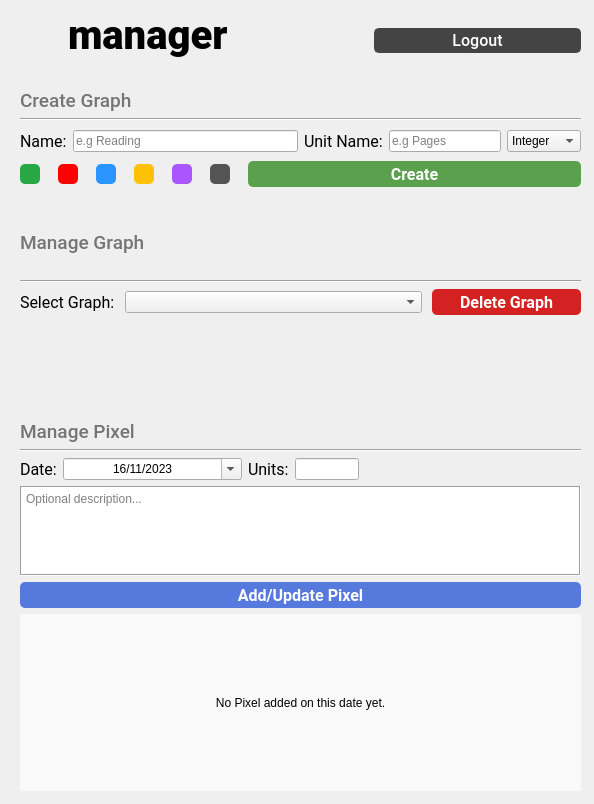
Old version of the form Pixela-Manager-Qt_v001.ui in the repository sfbarts/Pixela-Manager.
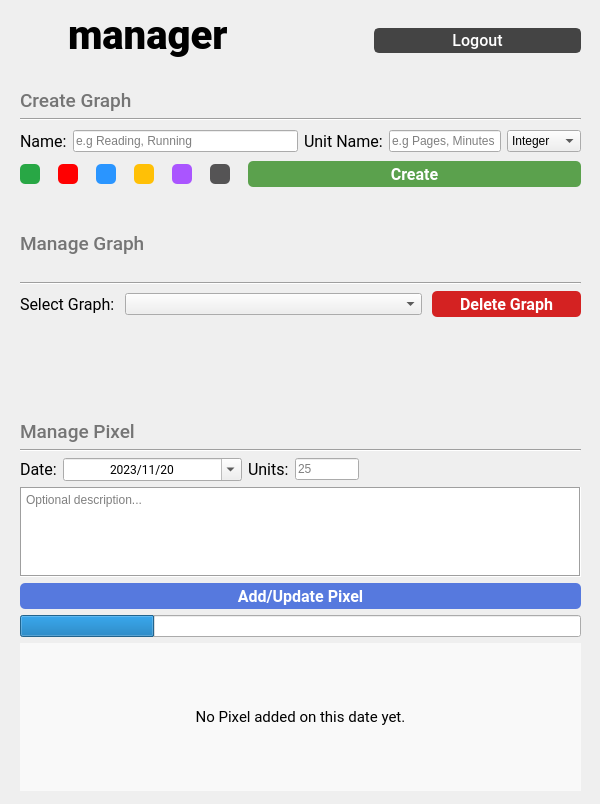
New version of the form. Icons and pictures are not drawn.

```diff
--- a/Pixela-Manager-Qt_v001.ui
+++ b/Pixela-Manager-Qt_v001.ui
@@ -6,7 +6,7 @@
    <rect>
     <x>0</x>
     <y>0</y>
-    <width>594</width>
+    <width>600</width>
     <height>804</height>
    </rect>
   </property>
@@ -16,9 +16,15 @@
     <verstretch>0</verstretch>
    </sizepolicy>
   </property>
+  <property name="minimumSize">
+   <size>
+    <width>600</width>
+    <height>804</height>
+   </size>
+  </property>
   <property name="maximumSize">
    <size>
-    <width>594</width>
+    <width>600</width>
     <height>804</height>
    </size>
   </property>
@@ -112,6 +118,17 @@
               <verstretch>0</verstretch>
              </sizepolicy>
             </property>
+            <property name="minimumSize">
+             <size>
+              <width>172</width>
+              <height>0</height>
+             </size>
+            </property>
+            <property name="font">
+             <font>
+              <family>Roboto</family>
+             </font>
+            </property>
             <property name="wrapping">
              <bool>false</bool>
             </property>
@@ -119,7 +136,7 @@
              <set>Qt::AlignCenter</set>
             </property>
             <property name="buttonSymbols">
-             <enum>QAbstractSpinBox::UpDownArrows</enum>
+             <enum>QAbstractSpinBox::PlusMinus</enum>
             </property>
             <property name="dateTime">
              <datetime>
@@ -128,15 +145,48 @@
               <second>0</second>
               <year>2023</year>
               <month>11</month>
-              <day>16</day>
+              <day>20</day>
              </datetime>
             </property>
+            <property name="maximumDateTime">
+             <datetime>
+              <hour>23</hour>
+              <minute>59</minute>
+              <second>59</second>
+              <year>2051</year>
+              <month>1</month>
+              <day>1</day>
+             </datetime>
+            </property>
+            <property name="minimumDateTime">
+             <datetime>
+              <hour>0</hour>
+              <minute>0</minute>
+              <second>0</second>
+              <year>1996</year>
+              <month>1</month>
+              <day>1</day>
+             </datetime>
+            </property>
+            <property name="currentSection">
+             <enum>QDateTimeEdit::YearSection</enum>
+            </property>
             <property name="displayFormat">
-             <string>dd/MM/yyyy</string>
+             <string>yyyy/MM/dd</string>
             </property>
             <property name="calendarPopup">
              <bool>true</bool>
             </property>
+            <property name="timeSpec">
+             <enum>Qt::UTC</enum>
+            </property>
+            <property name="date">
+             <date>
+              <year>2023</year>
+              <month>11</month>
+              <day>20</day>
+             </date>
+            </property>
            </widget>
           </item>
          </layout>
@@ -157,7 +207,14 @@
            </widget>
           </item>
           <item>
-           <widget class="QLineEdit" name="pixel_units_input"/>
+           <widget class="QLineEdit" name="pixel_units_input">
+            <property name="toolTip">
+             <string>Number depending on the unit name you selected.</string>
+            </property>
+            <property name="placeholderText">
+             <string>25</string>
+            </property>
+           </widget>
           </item>
          </layout>
         </item>
@@ -209,6 +266,12 @@
           <verstretch>0</verstretch>
          </sizepolicy>
         </property>
+        <property name="minimumSize">
+         <size>
+          <width>0</width>
+          <height>26</height>
+         </size>
+        </property>
         <property name="maximumSize">
          <size>
           <width>16777215</width>
@@ -253,6 +316,25 @@
       </item>
      </layout>
     </item>
+    <item>
+     <widget class="QProgressBar" name="progress_bar">
+      <property name="enabled">
+       <bool>true</bool>
+      </property>
+      <property name="value">
+       <number>24</number>
+      </property>
+      <property name="textVisible">
+       <bool>false</bool>
+      </property>
+      <property name="invertedAppearance">
+       <bool>false</bool>
+      </property>
+      <property name="format">
+       <string>%p%</string>
+      </property>
+     </widget>
+    </item>
     <item>
      <widget class="QLabel" name="pixel_details_label">
       <property name="sizePolicy">
@@ -261,6 +343,12 @@
         <verstretch>0</verstretch>
        </sizepolicy>
       </property>
+      <property name="font">
+       <font>
+        <family>Roboto</family>
+        <pointsize>11</pointsize>
+       </font>
+      </property>
       <property name="styleSheet">
        <string notr="true">background-color: rgb(249, 249, 249);</string>
       </property>
@@ -463,7 +551,7 @@
         <item>
          <widget class="QLineEdit" name="graph_name_input">
           <property name="placeholderText">
-           <string>e.g Reading</string>
+           <string>e.g Reading, Running</string>
           </property>
          </widget>
         </item>
@@ -487,7 +575,7 @@
         <item>
          <widget class="QLineEdit" name="unit_name_input">
           <property name="placeholderText">
-           <string>e.g Pages</string>
+           <string>e.g Pages, Minutes</string>
           </property>
          </widget>
         </item>
@@ -704,7 +792,7 @@
      <x>20</x>
      <y>210</y>
      <width>561</width>
-     <height>183</height>
+     <height>187</height>
     </rect>
    </property>
    <layout class="QVBoxLayout" name="manage_graph_layout">
@@ -780,6 +868,12 @@
           <verstretch>0</verstretch>
          </sizepolicy>
         </property>
+        <property name="minimumSize">
+         <size>
+          <width>0</width>
+          <height>26</height>
+         </size>
+        </property>
         <property name="maximumSize">
          <size>
           <width>16777215</width>
```
Left out of the diff: 25 changed lines with no effect on the pictures.
